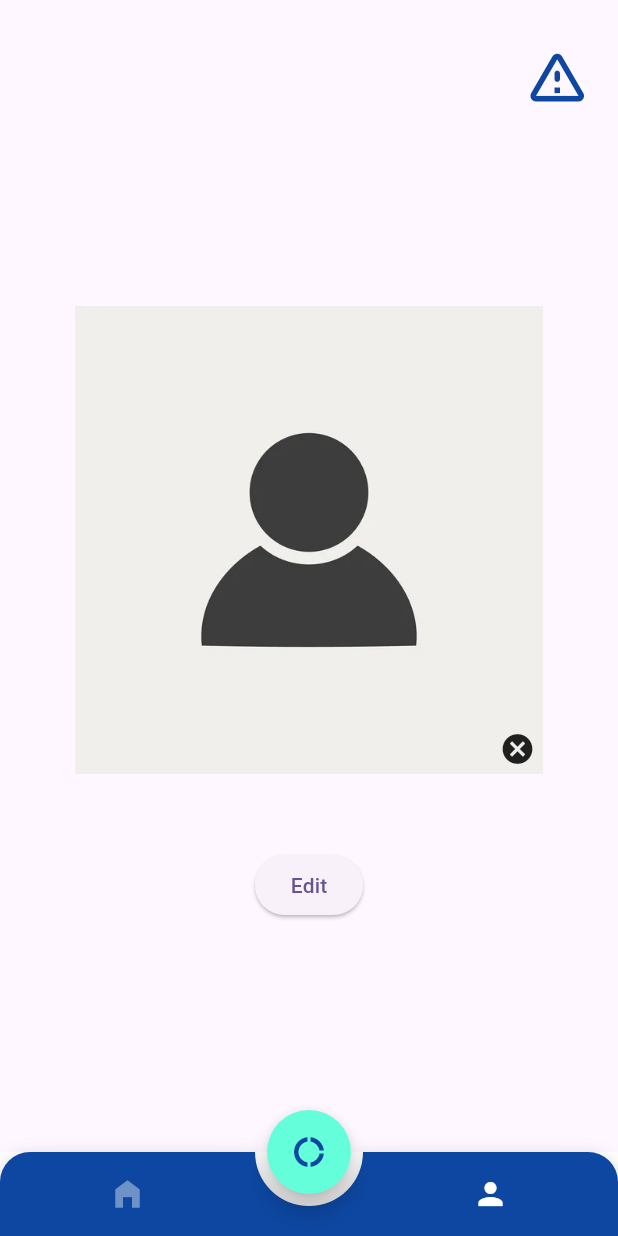
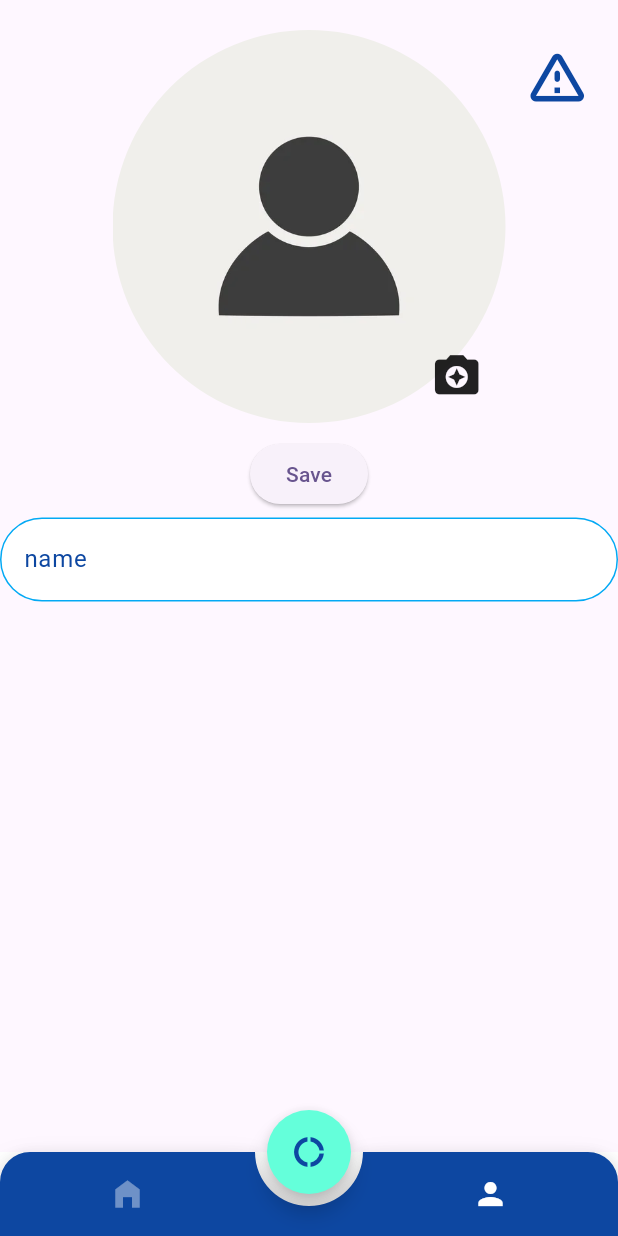
Before and after one commit to luhouyang/jockaton, a Flutter app: the screen it shows once a user with an empty profile is signed in, item 2 of the bottom bar chosen, after a tap on "Edit", on a phone screen of 412 x 824 dp. Run offline on Flutter 3.47's test engine with Material 3 defaults, Android fonts, the phone set to English and light mode, and no system bars; drawn by our look-alikes of animated_bottom_navigation_bar; our stand-ins replace email_validator, firebase_auth, firebase_core, loading_animation_widget; accounts and stored records are empty.

Commit message:
profile page update

```diff
--- a/lib/auth/login_page.dart
+++ b/lib/auth/login_page.dart
@@ -333,7 +333,7 @@ class _LoginPageState extends State<LoginPage> {
   }
 
   String passwordVerify(value) {
-    return value != null ? "" : "Please enter a valid email";
+    return value != null ? "" : "Please enter a valid password";
   }
 
   Widget inputTextWidget(
--- a/lib/pages/profile_page.dart
+++ b/lib/pages/profile_page.dart
@@ -1,4 +1,20 @@
+import 'dart:async';
+import 'dart:math';
+
 import 'package:flutter/material.dart';
+import 'package:macrohard/services/crazy_rgb_usecase.dart';
+import 'package:provider/provider.dart';
+
+// add color class
+class ProfileColorScheme {
+  Color h1Text = Colors.blue[900]!;
+  Color linkText = Colors.lightBlue[200]!;
+  Color normalText = Colors.black;
+  Color border = Colors.lightBlue;
+  Color shadow = Colors.grey;
+  Color button = Colors.tealAccent;
+  Color textFeild = Colors.purple;
+}
 
 class ProfilePage extends StatefulWidget {
   const ProfilePage({super.key});
@@ -8,38 +24,106 @@ class ProfilePage extends StatefulWidget {
 }
 
 class _ProfilePageState extends State<ProfilePage> {
+  var nameTextController = TextEditingController();
+
   bool _isEditing = false;
+
+  // copy paste this for color
+  bool _isCrazyMode = false;
+  ProfileColorScheme profileColorScheme = ProfileColorScheme();
+  late Timer _timer;
+  void _startTimer() {
+    CrazyRGBUsecase crazyRGBUsecase =
+        Provider.of<CrazyRGBUsecase>(context, listen: false);
+    _timer = Timer.periodic(const Duration(milliseconds: 100), (timer) {
+      debugPrint("crazy");
+      setState(() {
+        // add every colour case
+        profileColorScheme.h1Text = Color.lerp(crazyRGBUsecase.currentColor,
+            Colors.blue[900]!, Random().nextDouble())!;
+      });
+    });
+  }
+
+  void crazyButton() {
+    CrazyRGBUsecase crazyRGBUsecase =
+        Provider.of<CrazyRGBUsecase>(context, listen: false);
+    if (!crazyRGBUsecase.isCrazyMode) {
+      crazyRGBUsecase.changeCrazy();
+      _isCrazyMode = crazyRGBUsecase.isCrazyMode;
+      _startTimer();
+    } else {
+      crazyRGBUsecase.changeCrazy();
+      _isCrazyMode = crazyRGBUsecase.isCrazyMode;
+      _timer.cancel();
+      profileColorScheme = ProfileColorScheme();
+      setState(() {});
+    }
+  }
+
+  @override
+  void initState() {
+    CrazyRGBUsecase crazyRGBUsecase =
+        Provider.of<CrazyRGBUsecase>(context, listen: false);
+    _isCrazyMode = crazyRGBUsecase.isCrazyMode;
+    if (_isCrazyMode) {
+      _startTimer();
+    }
+    super.initState();
+  }
+
+  @override
+  void dispose() {
+    if (_isCrazyMode) _timer.cancel();
+    super.dispose();
+  }
+  // color code ends here
 
   @override
   Widget build(BuildContext context) {
     return SafeArea(
         child: Scaffold(
       body: Column(
-        mainAxisAlignment: MainAxisAlignment.center,
         children: [
           Container(
-              margin: const EdgeInsets.all(50.0),
+            margin: const EdgeInsets.fromLTRB(75, 20, 75, 10),
             child: Stack(
               children: [
-                    Container(
-                      decoration: BoxDecoration(
-                          borderRadius: BorderRadius.circular(50.0)),
+                ClipOval(
                   child: Image.asset("assets/profile_placeholder.jpg"),
                 ),
                 const Positioned(
-                        right: 5, bottom: 5, child: Icon(Icons.cancel)),
+                    right: 15,
+                    bottom: 15,
+                    child: Icon(
+                      Icons.camera_enhance,
+                      size: 35,
+                    )),
               ],
-                ),),
+            ),
+          ),
           Container(
             decoration:
                 BoxDecoration(borderRadius: BorderRadius.circular(32.0)),
-            child: Stack(
+            child: Column(
               children: [
+                ElevatedButton(
+                    onPressed: () {
+                      setState(() {
+                        _isEditing = !_isEditing;
+                      });
+                    },
+                    child: Text(_isEditing ? "Save" : "Edit"),
+                  ),
                 _isEditing
-                ? Column(children: [],)
-                : Column(children: [],),
-                Positioned(
-              child: ElevatedButton(onPressed: () {}, child: Text("Edit"))),
+                    ? Column(
+                        children: [
+                          inputTextWidget("name", textVerify, nameTextController)
+                        ],
+                      )
+                    : Column(
+                        children: [],
+                      ),
               ],
             ),
           ),
@@ -47,4 +131,31 @@ class _ProfilePageState extends State<ProfilePage> {
       ),
     ));
   }
+
+  String textVerify(value) {
+    return value != null ? "" : "Please enter a valid input";
   }
+
+  Widget inputTextWidget(
+      String hint, Function validator, TextEditingController controller) {
+    return Padding(
+      padding: const EdgeInsets.fromLTRB(0, 5, 0, 5),
+      child: TextFormField(
+        validator: (value) => validator(value),
+        controller: controller,
+        style: TextStyle(color: profileColorScheme.h1Text),
+        decoration: InputDecoration(
+            filled: true,
+            fillColor:
+                _isCrazyMode ? profileColorScheme.textFeild : Colors.white,
+            enabledBorder: OutlineInputBorder(
+              borderSide: BorderSide(color: profileColorScheme.border),
+              borderRadius: BorderRadius.circular(32.0),
+            ),
+            focusColor: profileColorScheme.linkText,
+            hintText: hint,
+            hintStyle: TextStyle(color: profileColorScheme.h1Text)),
+      ),
+    );
+  }
+}
```
Lines whose indentation alone changed are shown as unchanged.
